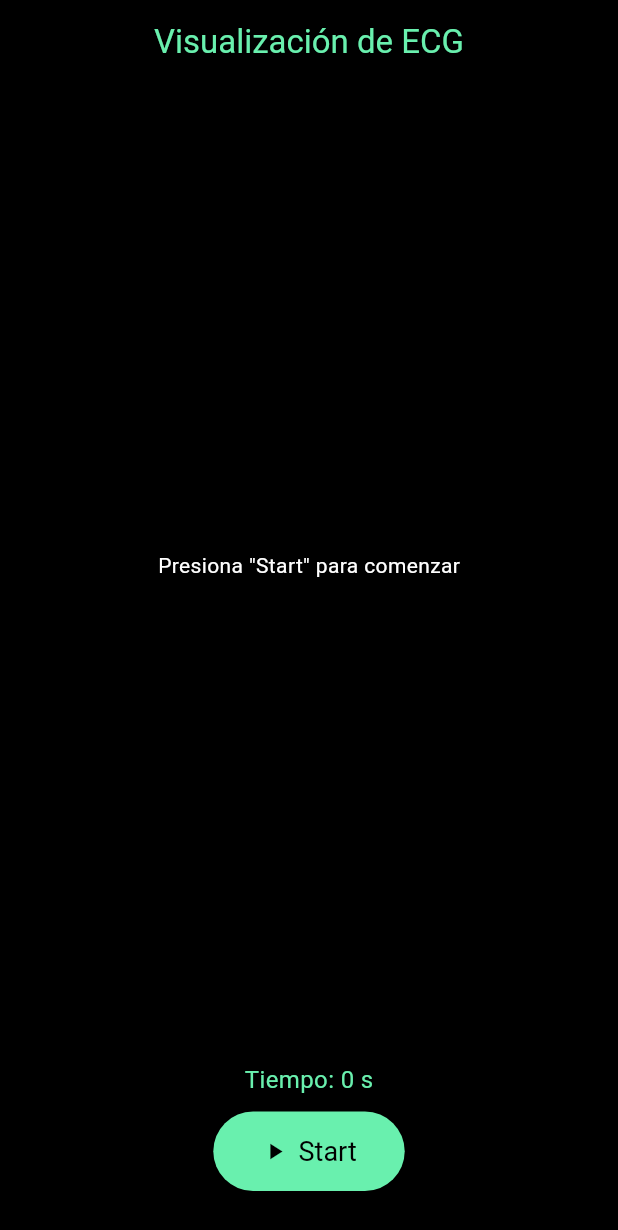
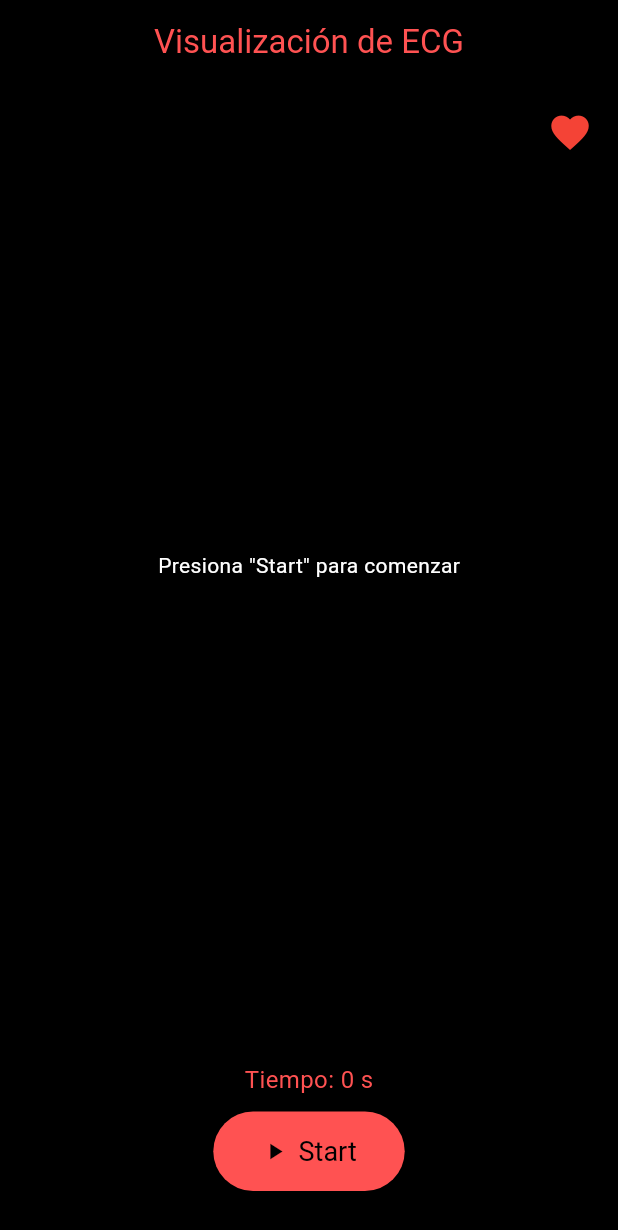
Before and after one commit to Abrahamador18/ECG_App_Rafa, a Flutter app: the screen it shows after launch, on a phone screen of 412 x 824 dp. Shown: the top 1230 px of the screen. Run offline on Flutter 3.47's test engine with Material 3 defaults, Android fonts, the phone set to English and light mode, and no system bars; our stand-ins replace fl_chart.

Commit message:
Agregar corazon palpitando, cambio por Rogelio

```diff
--- a/lib/main.dart
+++ b/lib/main.dart
@@ -19,7 +19,7 @@ class MyApp extends StatelessWidget {
         scaffoldBackgroundColor: Colors.black,
         appBarTheme: const AppBarTheme(
           backgroundColor: Colors.black,
-          foregroundColor: Colors.greenAccent,
+          foregroundColor: Colors.redAccent,
         ),
       ),
       home: const ECGScreen(),
@@ -34,7 +34,7 @@ class ECGScreen extends StatefulWidget {
   State<ECGScreen> createState() => _ECGScreenState();
 }
 
-class _ECGScreenState extends State<ECGScreen> {
+class _ECGScreenState extends State<ECGScreen> with SingleTickerProviderStateMixin {
   List<double> ecgData = [];
   List<FlSpot> displayedData = [];
   Timer? ecgTimer;
@@ -43,10 +43,22 @@ class _ECGScreenState extends State<ECGScreen> {
   int elapsedSeconds = 0;
   bool isRunning = false;
 
+  late AnimationController _heartController;
+  late Animation<double> _heartAnimation;
+
   @override
   void initState() {
     super.initState();
     loadEcgData();
+
+    _heartController = AnimationController(
+      vsync: this,
+      duration: const Duration(milliseconds: 800),
+    )..repeat(reverse: true);
+
+    _heartAnimation = Tween<double>(begin: 0.9, end: 1.2).animate(
+      CurvedAnimation(parent: _heartController, curve: Curves.easeInOut),
+    );
   }
 
   Future<void> loadEcgData() async {
@@ -113,6 +125,7 @@ class _ECGScreenState extends State<ECGScreen> {
   void dispose() {
     ecgTimer?.cancel();
     timeTimer?.cancel();
+    _heartController.dispose();
     super.dispose();
   }
 
@@ -123,7 +136,9 @@ class _ECGScreenState extends State<ECGScreen> {
         title: const Text('Visualización de ECG'),
         centerTitle: true,
       ),
-      body: Column(
+      body: Stack(
+        children: [
+          Column(
             children: [
               Expanded(
                 child: displayedData.isEmpty
@@ -157,7 +172,7 @@ class _ECGScreenState extends State<ECGScreen> {
               const SizedBox(height: 10),
               Text(
                 'Tiempo: $elapsedSeconds s',
-            style: const TextStyle(color: Colors.greenAccent, fontSize: 16),
+                style: const TextStyle(color: Colors.redAccent, fontSize: 16),
               ),
               const SizedBox(height: 10),
               ElevatedButton.icon(
@@ -165,7 +180,7 @@ class _ECGScreenState extends State<ECGScreen> {
                 icon: Icon(isRunning ? Icons.stop : Icons.play_arrow),
                 label: Text(isRunning ? 'Stop' : 'Start'),
                 style: ElevatedButton.styleFrom(
-              backgroundColor: Colors.greenAccent,
+                  backgroundColor: Colors.redAccent,
                   foregroundColor: Colors.black,
                   padding: const EdgeInsets.symmetric(horizontal: 32, vertical: 16),
                   textStyle: const TextStyle(fontSize: 18),
@@ -174,6 +189,20 @@ class _ECGScreenState extends State<ECGScreen> {
               const SizedBox(height: 30),
             ],
           ),
+          Positioned(
+            top: 16,
+            right: 16,
+            child: ScaleTransition(
+              scale: _heartAnimation,
+              child: const Icon(
+                Icons.favorite,
+                color: Colors.red,
+                size: 32,
+              ),
+            ),
+          ),
+        ],
+      ),
     );
   }
 }
```
Lines whose indentation alone changed are shown as unchanged.
